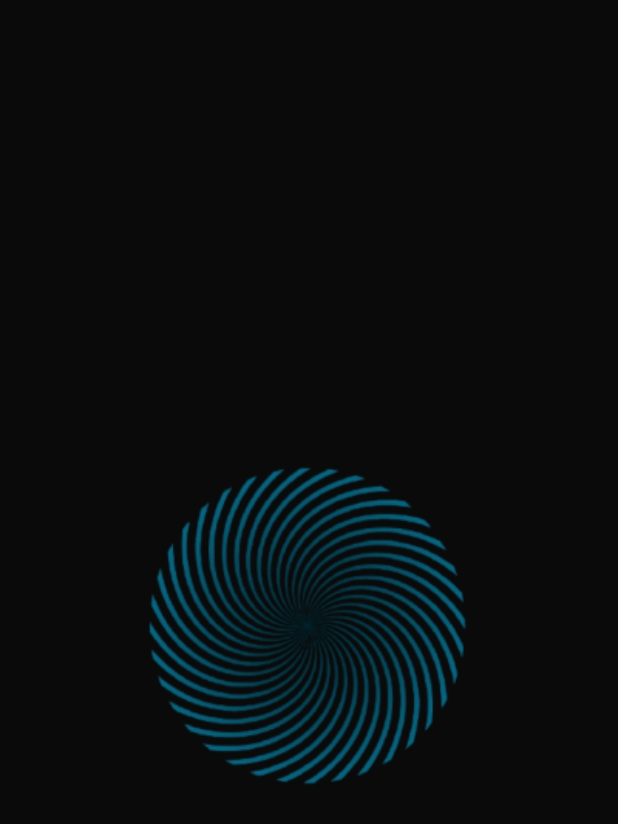
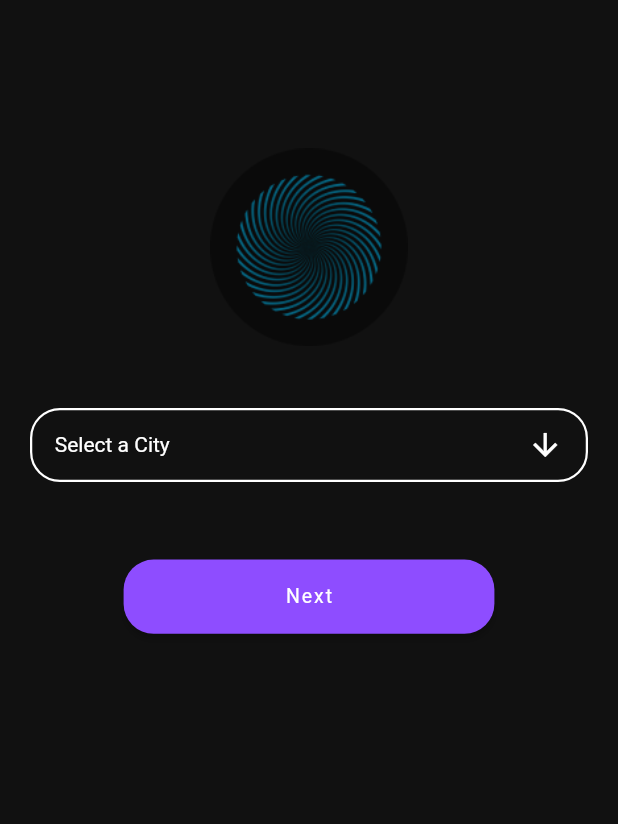
Before and after one commit to abdul-wahab12345/Meal-Prep-1, a Flutter app: the screen it shows after launch, on a phone screen of 412 x 824 dp. Shown: the top 824 px of the screen. Run offline on Flutter 3.47's test engine with Material 2 defaults, Android fonts, the phone set to English and light mode, and no system bars.

```diff
--- a/lib/constant.dart
+++ b/lib/constant.dart
@@ -2,3 +2,4 @@ import 'package:flutter/cupertino.dart';
 
 Color aPrimary = Color.fromRGBO(38, 43, 55, 1);
 Color abackground =Color.fromRGBO(17, 17, 17, 1);
+Color aTextButtonColor =Color.fromRGBO(6, 133, 170, 1);
--- a/lib/main.dart
+++ b/lib/main.dart
@@ -1,6 +1,10 @@
 import 'package:flutter/material.dart';
+import 'package:mealprep/screens/cites_screen.dart';
+import 'package:mealprep/screens/forget_screen.dart';
+import 'package:mealprep/screens/login_screen.dart';
 import 'package:mealprep/screens/meal_details_screen.dart';
 import 'package:mealprep/screens/profile_screen.dart';
+import 'package:mealprep/screens/registeration_screen.dart';
 import 'package:mealprep/screens/splash_screen.dart';
 import 'package:mealprep/screens/user_meals_screen.dart';
 
@@ -57,12 +61,15 @@ class MyApp extends StatelessWidget {
           ),
         ),
         routes: {
-          '/': (ctx) => SplashScreen(),
+          '/': (ctx) => CityScreen(),
           "home": (ctx) => UserMealsScreen(),
           MealDetailsScreen.routeName: (ctx) => MealDetailsScreen(),
           ProfileScreen.routeName: (ctx) => ProfileScreen(),
+          RegisterScreen.routeName:(ctx) =>RegisterScreen(),
+          LoginScreen.routeName:(ctx) => LoginScreen(),
+          ForgetScreen.routeName:(ctx) => ForgetScreen(),
         },
-        //home: UserMealsScreen(),
+        //home: RegisterScreen(),
       ),
     );
   }
--- /dev/null
+++ b/lib/screens/cites_screen.dart
@@ -0,0 +1,118 @@
+import 'package:flutter/material.dart';
+
+import 'package:mealprep/constant.dart';
+
+import 'package:mealprep/widgets/auth_button.dart';
+
+class CityScreen extends StatefulWidget {
+  static const routeName = '/forget';
+  const CityScreen({Key? key}) : super(key: key);
+
+  @override
+  State<CityScreen> createState() => _CityScreenState();
+}
+
+class _CityScreenState extends State<CityScreen> {
+  String dropdownValue = 'Select a City';
+
+    List<Map<String, String>> cities = <Map<String, String>>[
+      {
+        'text': 'Select a City',
+        'value': 'Select a City',
+      },
+      {
+        'text': 'Austin Demo',
+        'value': 'https://u1s.ee6.myftpupload.com/',
+      },
+      {
+        'text': 'Austin',
+        'value': 'https://austinmealprep.com/',
+      },
+    ];
+
+    List<String> cityNames = ['Select a City','Austin Demo','Austin'];
+
+  @override
+  Widget build(BuildContext context) {
+    var height = MediaQuery.of(context).size.height / 100;
+    var width = MediaQuery.of(context).size.width / 100;
+
+
+    return Scaffold(
+      backgroundColor: abackground,
+      body: Container(
+        width: double.infinity,
+        margin: EdgeInsets.symmetric(horizontal: 20),
+        child: Column(
+          children: [
+            Container(
+              margin: EdgeInsets.only(top: height * 12),
+              height: height * 16,
+              width: height * 16,
+              child: Image.asset('assets/images/login_screen_image.png'),
+            ), //Image Container
+
+            Container(
+              padding: EdgeInsets.symmetric(horizontal: 15),
+              height: height * 6,
+              width: double.infinity,
+              alignment: Alignment.center,
+              margin: EdgeInsets.only(bottom: height * 3, top: height * 5),
+              decoration: BoxDecoration(
+                border: Border.all(color: Colors.white, width: 1.5),
+                borderRadius: BorderRadius.circular(20),
+              ),
+              child: DropdownButton<String>(
+                isExpanded: true,
+                value: dropdownValue,
+                dropdownColor: aPrimary,
+                icon: const Icon(Icons.arrow_downward, color: Colors.white),
+                iconSize: 24,
+                // hint: Text(
+                //   'Select A City',
+                //   style: TextStyle(color: Colors.white),
+                // ),
+                elevation: 16,
+                style: const TextStyle(color: Colors.white),
+                underline: Container(
+                  height: 1,
+                  color: Colors.transparent,
+                ),
+                onChanged: (String? newValue) {
+                  setState(() {
+                    dropdownValue = newValue!;
+
+                  });
+                },
+                items: cityNames.map<DropdownMenuItem<String>>((String value) {
+                  return DropdownMenuItem<String>(
+                    value: value,
+                    child: Text(
+                      value,
+                    ),
+                  );
+                }).toList(),
+              ),
+            ),
+            //Dropdown Container
+
+            CustomButton(
+              text: 'Next',
+              callback: () {
+
+                if(dropdownValue == "Select a City"){
+
+                }else{
+                  print(dropdownValue);
+                }
+
+              },
+            ),
+
+            //Text button Container
+          ],
+        ),
+      ),
+    );
+  }
+}
--- /dev/null
+++ b/lib/widgets/auth_button.dart
@@ -0,0 +1,47 @@
+
+
+import 'package:flutter/material.dart';
+
+
+class CustomButton extends StatelessWidget {
+  const CustomButton({
+    Key? key,
+
+    required this.text,
+    required this.callback,
+  }) : super(key: key);
+
+
+  final String text;
+  final VoidCallback callback;
+
+  @override
+  Widget build(BuildContext context) {
+
+   var height= MediaQuery.of(context).size.width/100;
+   var width= MediaQuery.of(context).size.height/100;
+    return Container(
+      margin:const EdgeInsets.only(top: 27),
+      width: width*30,
+      height:height*12,
+      decoration: BoxDecoration(
+          borderRadius: BorderRadius.circular(100)),
+      child: ElevatedButton(
+        clipBehavior: Clip.hardEdge,
+        onPressed: callback,
+        child: Text(text,style: Theme.of(context).textTheme.bodyText2,),
+        style: ButtonStyle(
+          backgroundColor: MaterialStateProperty.all<Color>(
+            Color.fromRGBO(142, 77, 255, 1),
+          ),
+          shape:
+              MaterialStateProperty.all<RoundedRectangleBorder>(
+            RoundedRectangleBorder(
+              borderRadius: BorderRadius.circular(20.0),
+            ),
+          ),
+        ),
+      ),
+    );
+  }
+}
```
Also changed, not shown: lib/screens/forget_screen.dart (added, +68 -0 lines), lib/screens/login_screen.dart (added, +68 -0 lines), lib/screens/profile_screen.dart (+35 -75 lines), lib/screens/registeration_screen.dart (added, +67 -0 lines), lib/widgets/input_feild.dart (added, +61 -0 lines), lib/widgets/text_button.dart (added, +24 -0 lines), assets/images/login_screen_image.png (added).
